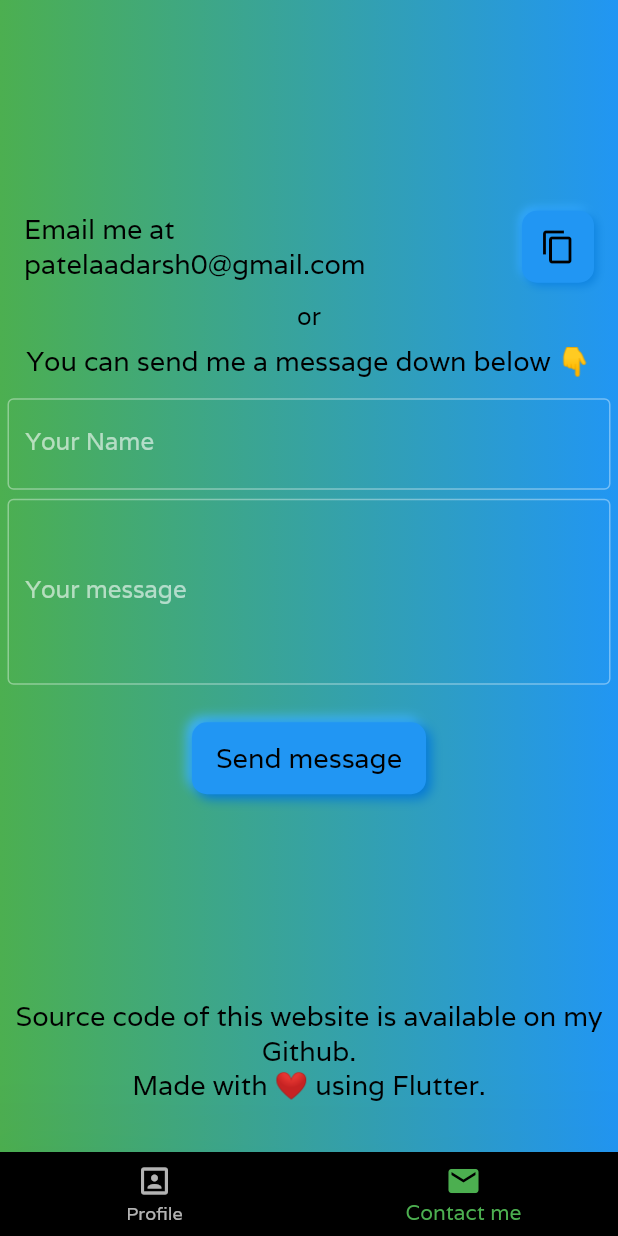
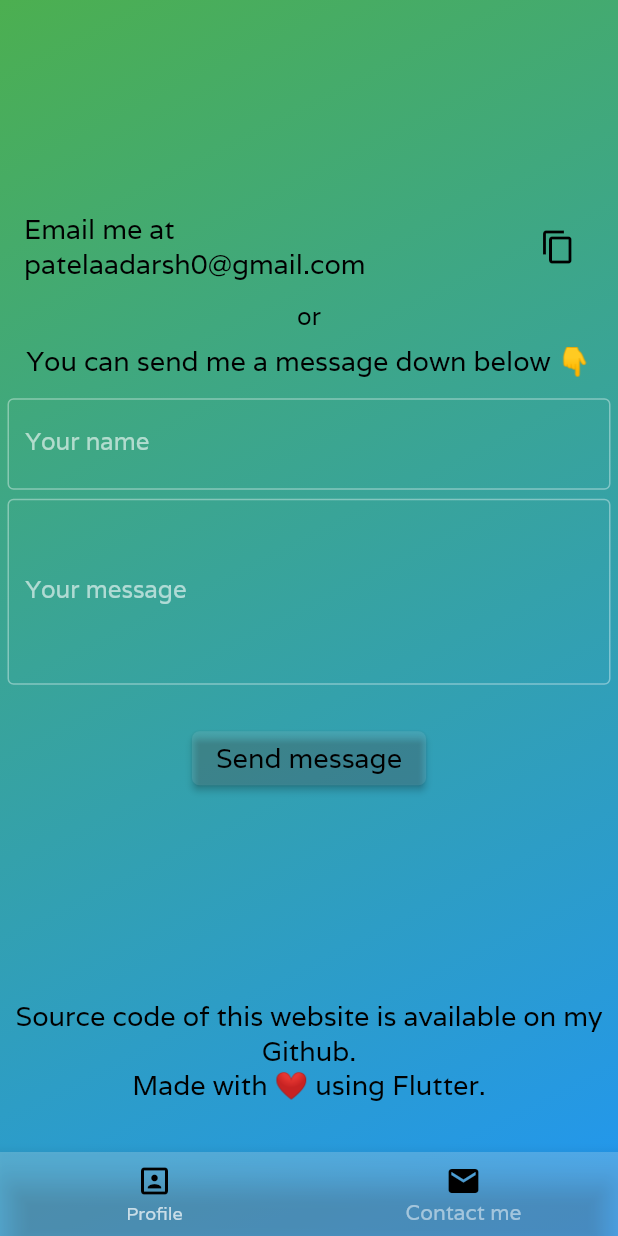
Before and after one commit to aadarsh-patel/flutter_portfolio, a Flutter app: the screen it shows after launch, item 2 of the bottom bar chosen, after a tap on the "content copy" icon, on a phone screen of 412 x 824 dp. Run offline on Flutter 3.47's test engine with Material 2 defaults, Android fonts, the phone set to English and light mode, and no system bars; drawn by our look-alikes of clay_containers; our stand-ins replace flutter_dotenv; missing offline and left inert: firebase; accounts and stored records are empty.

Commit message:
Changes completed

```diff
--- a/lib/main.dart
+++ b/lib/main.dart
@@ -23,10 +23,15 @@ Future main() async {
   runApp(
     MaterialApp(
       home: Container(
-          decoration: BoxDecoration(
-            gradient: LinearGradient(colors: [Colors.green, Colors.blue]),
+        decoration: BoxDecoration(
+          gradient: LinearGradient(
+            colors: [Colors.green, Colors.blue],
+            begin: Alignment.topLeft,
+            end: Alignment.bottomRight,
           ),
-          child: HomePage()),
+        ),
+        child: HomePage(),
+      ),
       debugShowCheckedModeBanner: false,
       theme: shadyThemeData,
     ),
--- a/lib/theme_data/shady_theme_data.dart
+++ b/lib/theme_data/shady_theme_data.dart
@@ -4,6 +4,6 @@ var shadyThemeData = ThemeData(
   brightness: Brightness.dark,
   primaryColorDark: Colors.black,
   primaryColor: Colors.blue,
-  accentColor: Colors.green,
+  accentColor: Colors.white.withOpacity(0.5),
   fontFamily: 'Varela',
 );
--- a/lib/widgets/chip.dart
+++ b/lib/widgets/chip.dart
@@ -1,6 +1,4 @@
 import 'package:flutter/material.dart';
-
-import 'package:clay_containers/clay_containers.dart';
 
 class ShadyChip extends StatelessWidget {
   final String title;
@@ -9,10 +7,14 @@ class ShadyChip extends StatelessWidget {
 
   @override
   Widget build(BuildContext context) {
-    return ClayContainer(
-      color: Theme.of(context).primaryColor,
-      borderRadius: 20,
-      emboss: true,
+    return Container(
+      decoration: BoxDecoration(
+        borderRadius: BorderRadius.circular(25.0),
+        border: Border.all(
+          width: 2.0,
+          color: Colors.white.withOpacity(0.1),
+        ),
+      ),
       child: Padding(
         padding: EdgeInsets.all(10),
         child: Text(
--- a/lib/widgets/form.dart
+++ b/lib/widgets/form.dart
@@ -1,7 +1,5 @@
 import 'package:flutter/material.dart';
 import 'package:flutter/services.dart';
-
-import 'package:clay_containers/clay_containers.dart';
 
 import 'msg_function.dart';
 import 'snack_bar.dart';
@@ -46,31 +44,28 @@ class _ShadyFormState extends State<ShadyForm> {
               child: Column(
                 children: <Widget>[
                   ListTile(
-                    title: Text(
+                    title: SelectableText(
                       'Email me at\npatelaadarsh0@gmail.com',
                       style: TextStyle(
                         fontSize: 18,
                         color: Colors.black,
                       ),
                     ),
-                    trailing: ClayContainer(
-                      spread: 2,
-                      borderRadius: 10,
-                      color: Theme.of(context).primaryColor,
-                      child: IconButton(
+                    trailing: IconButton(
+                      icon: Icon(
+                        Icons.content_copy,
                         color: Colors.black,
-                        icon: Icon(Icons.content_copy),
-                        onPressed: () {
-                          Clipboard.setData(new ClipboardData(
-                              text: "patelaadarsh0@gmail.com"));
-                        },
                       ),
+                      onPressed: () {
+                        Clipboard.setData(
+                            new ClipboardData(text: "patelaadarsh0@gmail.com"));
+                      },
                     ),
                   ),
                   SizedBox(height: 8),
                   Text(
                     'or',
-                    style: TextStyle(fontSize: 16, color: Colors.black),
+                    style: TextStyle(fontSize: 16, color: Colors.black,),
                   ),
                   SizedBox(height: 8),
                   Text(
@@ -92,7 +87,7 @@ class _ShadyFormState extends State<ShadyForm> {
                           TextFormField(
                             style: TextStyle(color: Colors.black),
                             decoration: InputDecoration(
-                              labelText: 'Your Name',
+                              labelText: 'Your name',
                               labelStyle: TextStyle(),
                               border: OutlineInputBorder(),
                             ),
@@ -125,12 +120,12 @@ class _ShadyFormState extends State<ShadyForm> {
                     ),
                   ),
                   SizedBox(height: 20),
-                  ClayContainer(
-                    spread: 3,
-                    borderRadius: 10,
-                    depth: 30,
-                    color: Theme.of(context).primaryColor,
-                    child: FlatButton(
+                  Container(
+                    child: RaisedButton(
+                      color: Colors.white.withOpacity(0.1),
+                      shape: RoundedRectangleBorder(
+                        borderRadius: new BorderRadius.circular(5.0),
+                      ),
                       onPressed: () {
                         if (_formKey.currentState.validate()) {
                           name = _nameController.text;
--- a/lib/widgets/home.dart
+++ b/lib/widgets/home.dart
@@ -27,16 +27,15 @@ class _HomePageState extends State<HomePage> {
         ),
       ),
       bottomNavigationBar: BottomNavigationBar(
-        backgroundColor: Colors.black,
-        elevation: 100,
+        backgroundColor: Colors.white.withOpacity(0.2),
         items: const <BottomNavigationBarItem>[
           BottomNavigationBarItem(
-            icon: Icon(Icons.portrait),
-            title: Text('Profile'),
+            icon: Icon(Icons.portrait, color: Colors.black,),
+            title: Text('Profile',style: TextStyle(color: Colors.black,)),
           ),
           BottomNavigationBarItem(
-            icon: Icon(Icons.mail),
-            title: Text('Contact me'),
+            icon: Icon(Icons.mail,color: Colors.black,),
+            title: Text('Contact me',style: TextStyle(color: Colors.black,)),
           ),
         ],
         currentIndex: _selectedIndex,
--- a/lib/widgets/list_tile.dart
+++ b/lib/widgets/list_tile.dart
@@ -1,7 +1,5 @@
 import 'package:flutter/material.dart';
 import 'package:url_launcher/url_launcher.dart';
-
-import 'package:clay_containers/clay_containers.dart';
 
 class ShadyListTile extends StatelessWidget {
   final String logoPath;
@@ -20,13 +18,17 @@ class ShadyListTile extends StatelessWidget {
 
   @override
   Widget build(BuildContext context) {
-    return ClayContainer(
-      color: Theme.of(context).accentColor,
+    return Container(
+      decoration: BoxDecoration(
+        borderRadius: BorderRadius.circular(25.0),
+        border: Border.all(
+          width: 2.0,
+          color: Colors.white.withOpacity(0.1),
+        ),
+        color: Colors.white.withOpacity(0.15),
+      ),
       width: 260,
       height: 60,
-      depth: 40,
-      spread: 2,
-      borderRadius: 10,
       child: ListTile(
         leading: CircleAvatar(
           backgroundColor: Colors.transparent,
--- a/lib/widgets/profile.dart
+++ b/lib/widgets/profile.dart
@@ -1,6 +1,4 @@
 import 'package:flutter/material.dart';
-
-import 'package:clay_containers/clay_containers.dart';
 
 import 'chip.dart';
 import 'list_tile.dart';
@@ -16,11 +14,11 @@ class _ShadyProfileState extends State<ShadyProfile> {
     MediaQueryData queryData;
     queryData = MediaQuery.of(context);
 
-    double _varHeight = 650;
+    double _varHeight = 655;
     if (queryData.size.width <= 567) {
-      _varHeight = 890;
+      _varHeight = 990;
     } else if (queryData.size.width <= 1123) {
-      _varHeight = 720;
+      _varHeight = 750;
     }
 
     return Card(
@@ -35,29 +33,31 @@ class _ShadyProfileState extends State<ShadyProfile> {
           crossAxisAlignment: CrossAxisAlignment.center,
           children: <Widget>[
             SizedBox(height: 10),
-            ClayContainer(
-              color: Theme.of(context).primaryColor,
+            Container(
+              decoration: BoxDecoration(
+                borderRadius: BorderRadius.circular(15.0),
+                border: Border.all(
+                  width: 2.0,
+                  color: Colors.white.withOpacity(0.1),
+                ),
+              ),
               width: 200,
               height: 200,
               child: Image.asset('assets/images/test.png'),
-              borderRadius: 25,
-              emboss: true,
             ),
             SizedBox(height: 32),
-            ClayContainer(
-              color: Theme.of(context).primaryColor,
+            Container(
+              color: Colors.transparent,
               child: Padding(
                 padding: EdgeInsets.all(20),
-                child: Text(
+                child: SelectableText(
                   "Hello! I'm Aadarsh Patel\n2nd Year CSE Student at IIIT Naya Raipur.",
                   style: TextStyle(
-                    color: Theme.of(context).accentColor,
+                    color: Colors.black,
                     fontSize: 25,
                   ),
                 ),
               ),
-              emboss: true,
-              borderRadius: 25,
             ),
             Spacer(flex: 1),
             Text(
@@ -70,7 +70,7 @@ class _ShadyProfileState extends State<ShadyProfile> {
             SizedBox(height: 20.0),
             Wrap(
               spacing: 24.0,
-              runSpacing: 24.0,
+              runSpacing: 10.0,
               direction: Axis.horizontal,
               children: <Widget>[
                 ShadyChip('App Development'),
@@ -87,7 +87,9 @@ class _ShadyProfileState extends State<ShadyProfile> {
                 color: Colors.black,
               ),
             ),
-            SizedBox(height: 15,),
+            SizedBox(
+              height: 15,
+            ),
             Wrap(
               spacing: 20.0,
               runSpacing: 12.0,
--- a/pubspec.yaml
+++ b/pubspec.yaml
@@ -19,15 +19,11 @@ environment:
 dependencies:
   flutter:
     sdk: flutter
-  blinking_point: any
   cupertino_icons: ^0.1.2
   url_launcher: ^5.4.2
   firebase_core: ^0.4.3+3
   flutter_dotenv: ^2.1.0
   intl: ^0.15.8
-  flutter_particles: ^1.0.0+7
-  simple_animations: ^1.3.6
-  clay_containers: ^0.2.2
 
 dev_dependencies:
   flutter_test:
```
Also changed, not shown: pubspec.lock.
